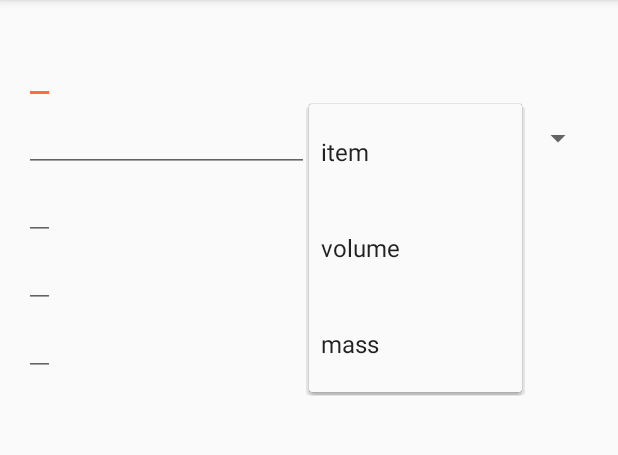
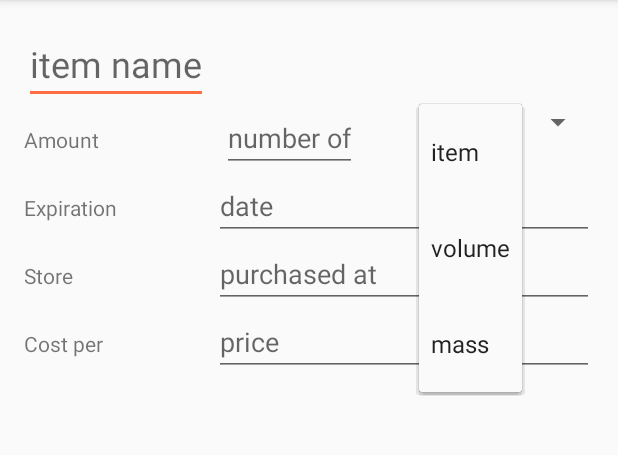
Before and after one commit to Dietmar-Franken/MyFridge, an Android app: the EditorActivity screen opened directly, with no data from a screen before it, after a tap on "item", on a phone screen of 412 x 824 dp, the part 84-539 px from its top. Run offline under Robolectric (Android 15) with nearby library versions, the phone set to English and light mode, and no system bars.

Commit message:
Add labels and hints

```diff
--- a/app/src/main/res/layout/activity_editor.xml
+++ b/app/src/main/res/layout/activity_editor.xml
@@ -11,47 +11,98 @@
         android:id="@+id/edit_item_name"
         android:layout_width="wrap_content"
         android:layout_height="wrap_content"
-        android:textSize="24sp"
-        tools:text="Whole milk"/>
+        android:hint="item name"
+        android:textSize="24sp" />
 
     <LinearLayout
         android:layout_width="match_parent"
         android:layout_height="wrap_content"
         android:orientation="horizontal">
 
+        <TextView
+            android:layout_width="0dp"
+            android:layout_height="wrap_content"
+            android:layout_marginRight="8dp"
+            android:layout_weight="1"
+            android:text="Amount" />
+
+        <RelativeLayout
+            android:layout_width="0dp"
+            android:layout_height="wrap_content"
+            android:layout_weight="2">
+
             <EditText
                 android:id="@+id/edit_item_amount"
+                android:layout_width="wrap_content"
+                android:layout_height="wrap_content"
+                android:layout_alignParentLeft="true"
+                android:hint="number of"
+                android:inputType="number" />
+
+            <Spinner
+                android:id="@+id/edit_item_unit"
+                android:layout_width="wrap_content"
+                android:layout_height="wrap_content"
+                android:layout_alignParentRight="true"
+                android:spinnerMode="dropdown" />
+        </RelativeLayout>
+
+    </LinearLayout>
+
+    <LinearLayout
+        android:layout_width="match_parent"
+        android:layout_height="wrap_content">
+
+        <TextView
             android:layout_width="0dp"
             android:layout_height="wrap_content"
             android:layout_weight="1"
-            tools:text="1 gallon"/>
-
-        <Spinner
-            android:id="@+id/edit_item_unit"
-            android:layout_width="0dp"
-            android:layout_height="match_parent"
-            android:layout_weight="1"
-            android:spinnerMode="dropdown"/>
-
-    </LinearLayout>
+            android:text="Expiration" />
 
         <EditText
             android:id="@+id/edit_item_expiration"
-        android:layout_width="wrap_content"
+            android:layout_width="0dp"
             android:layout_height="wrap_content"
-        tools:text="31 Jan 2017"/>
+            android:layout_weight="2"
+            android:hint="date" />
+    </LinearLayout>
+
+    <LinearLayout
+        android:layout_width="match_parent"
+        android:layout_height="wrap_content">
+
+        <TextView
+            android:layout_width="0dp"
+            android:layout_height="wrap_content"
+            android:layout_weight="1"
+            android:text="Store" />
 
         <EditText
             android:id="@+id/edit_item_store"
-        android:layout_width="wrap_content"
+            android:layout_width="0dp"
             android:layout_height="wrap_content"
-        tools:text="Kroger"/>
+            android:layout_weight="2"
+            android:hint="purchased at" />
+    </LinearLayout>
+
+    <LinearLayout
+        android:layout_width="match_parent"
+        android:layout_height="wrap_content">
+
+        <TextView
+            android:layout_width="0dp"
+            android:layout_height="wrap_content"
+            android:layout_weight="1"
+            android:text="Cost per" />
 
         <EditText
             android:id="@+id/edit_item_price"
-        android:layout_width="wrap_content"
+            android:layout_width="0dp"
             android:layout_height="wrap_content"
-        tools:text="$3.71"/>
+            android:layout_weight="2"
+            android:hint="price"
+            android:inputType="numberDecimal" />
+    </LinearLayout>
 
 
 </LinearLayout>
```
Lines whose indentation alone changed are shown as unchanged.
